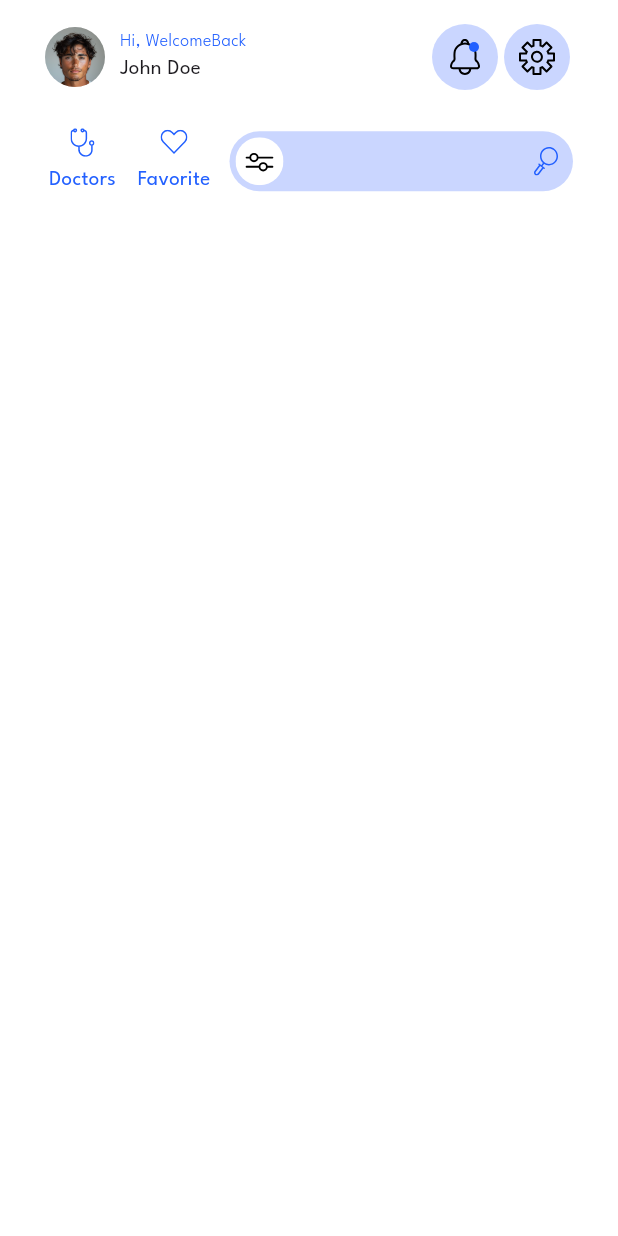
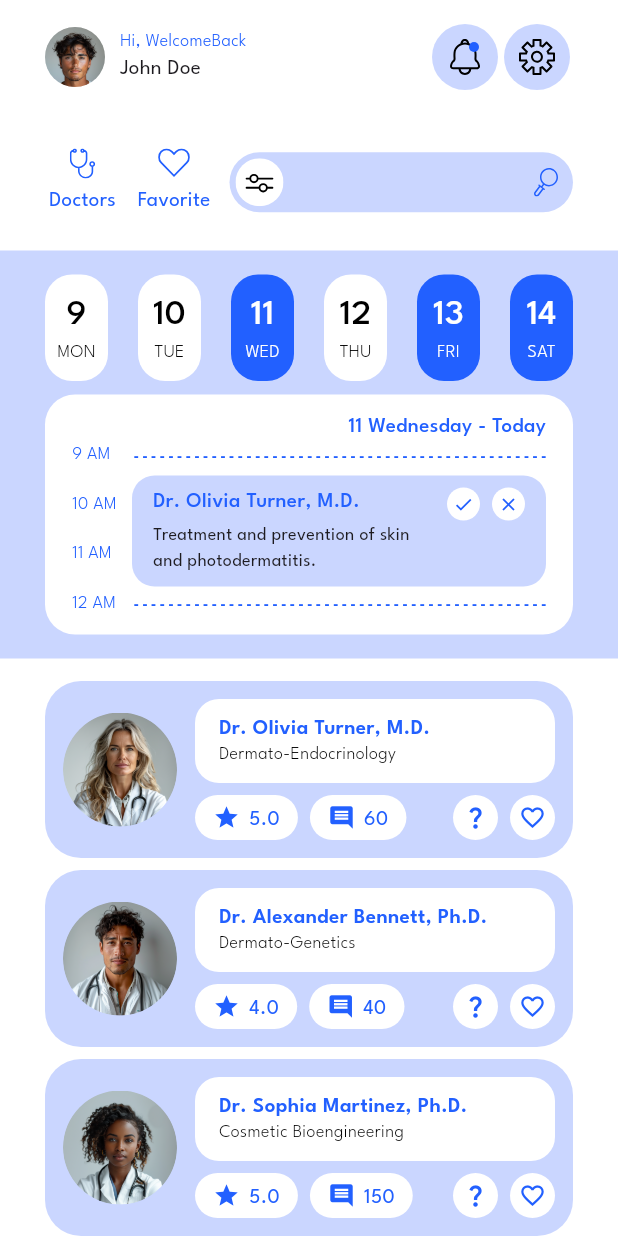
Before and after one commit to IvanLiakhDEV/flutter-markup, a Flutter app: the screen it shows after launch, on a phone screen of 412 x 824 dp. Run offline on Flutter 3.47's test engine with Material 3 defaults, Android fonts, the light colour scheme and no system bars; our stand-ins replace flutter_svg.

Commit message:
Створено та імплементовано віджет DoctorCard

```diff
--- a/lib/screens/home-screen.dart
+++ b/lib/screens/home-screen.dart
@@ -2,6 +2,8 @@ import 'package:flutter/material.dart';
 import 'package:flutter_markup/core/app-style.dart';
 import 'package:flutter_markup/widgets/app-iconbutton.dart';
 import 'package:flutter_markup/widgets/app-category-tile.dart';
+import 'package:flutter_markup/widgets/doctor_card.dart';
+import 'package:flutter_markup/widgets/shedule/app_schedule.dart';
 import 'package:flutter_markup/widgets/app_searchbar.dart';
 import 'package:flutter_svg/flutter_svg.dart';
 
@@ -13,22 +15,22 @@ class HomeScreen extends StatelessWidget {
     return Scaffold(
       body: SafeArea(
         child: SingleChildScrollView(
-          child: Padding(
-            padding: const EdgeInsets.symmetric(horizontal: 30, vertical: 14),
-            child: ConstrainedBox(
-              constraints: const BoxConstraints(maxWidth: 400),
           child: Column(
             crossAxisAlignment: CrossAxisAlignment.stretch,
-                mainAxisSize: MainAxisSize.min,
             children: [
-                  Row(
+              Padding(
+                padding: const EdgeInsets.symmetric(
+                  horizontal: 30,
+                  vertical: 14,
+                ),
+                child: Row(
                   children: [
                     CircleAvatar(
                       radius: 20,
                       backgroundImage: AssetImage('assets/images/avatar.png'),
                       backgroundColor: Colors.grey[200],
                     ),
-                      SizedBox(width: 10),
+                    const SizedBox(width: 10),
                     Column(
                       crossAxisAlignment: CrossAxisAlignment.start,
                       children: [
@@ -50,29 +52,73 @@ class HomeScreen extends StatelessWidget {
                     ),
                   ],
                 ),
-                  SizedBox(height: 23),
+              ),
 
-                  Row(
+              const SizedBox(height: 23),
+
+              Padding(
+                padding: const EdgeInsets.symmetric(horizontal: 30),
+                child: Row(
                   crossAxisAlignment: CrossAxisAlignment.center,
                   children: [
                     AppCategoryTile(
                       label: 'Doctors',
                       icon: 'assets/images/stethoscope.svg',
-                        onTap: () => {},
+                      onTap: () {},
                     ),
-                      SizedBox(width: 11),
+                    const SizedBox(width: 11),
                     AppCategoryTile(
                       label: 'Favorite',
                       icon: 'assets/images/heart.svg',
-                        onTap: () => {},
+                      onTap: () {},
                     ),
-                      SizedBox(width: 12),
-                      Expanded(child: AppSearchbar()),
+                    const SizedBox(width: 12),
+                    const Expanded(child: AppSearchbar()),
                   ],
+                ),
+              ),
+
+              const SizedBox(height: 23),
+              const AppSchedule(),
+              const SizedBox(height: 15),
+
+              Padding(
+                padding: const EdgeInsets.symmetric(horizontal: 30),
+                child: Column(
+                  spacing: 8,
+                  children: [
+                    const DoctorsCard(
+                      doctorsName: 'Dr. Olivia Turner, M.D.',
+                      specialty: 'Dermato-Endocrinology',
+                      img: 'doctor4',
+                      rating: 5,
+                      reviews: 60,
+                    ),
+                    const DoctorsCard(
+                      doctorsName: 'Dr. Alexander Bennett, Ph.D.',
+                      specialty: 'Dermato-Genetics',
+                      rating: 4,
+                      reviews: 40,
+                    ),
+                    const DoctorsCard(
+                      doctorsName: 'Dr. Sophia Martinez, Ph.D.',
+                      specialty: 'Cosmetic Bioengineering',
+                      rating: 5,
+                      reviews: 150,
+                      img: 'doctor2',
+                    ),
+                    const DoctorsCard(
+                      doctorsName: 'Dr. Michael Davidson, M.D.',
+                      specialty: 'Nano-Dermatology',
+                      rating: 4,
+                      reviews: 90,
+                      img: 'doctor3',
                     ),
                   ],
                 ),
               ),
+              SizedBox(height: 30),
+            ],
           ),
         ),
       ),
--- a/lib/widgets/app-category-tile.dart
+++ b/lib/widgets/app-category-tile.dart
@@ -18,17 +18,15 @@ class AppCategoryTile extends StatelessWidget {
     return InkWell(
       onTap: onTap,
       borderRadius: BorderRadius.circular(10),
-
       child: SizedBox(
         height: 45,
         width: 50,
-
         child: Column(
           mainAxisAlignment: MainAxisAlignment.spaceBetween,
           children: [
             SizedBox(
               height: 20,
-              child: SvgPicture.asset(icon, fit: BoxFit.contain),
+              child: SvgPicture.asset(icon, fit: BoxFit.contain, height: 20),
             ),
             Text(
               label,
--- /dev/null
+++ b/lib/widgets/app_circle_button.dart
@@ -0,0 +1,42 @@
+import 'package:flutter/material.dart';
+import 'package:flutter_markup/core/app-style.dart';
+
+class AppCircleButton extends StatelessWidget {
+  final IconData icon;
+  final String text;
+
+  const AppCircleButton({super.key, required this.icon, this.text = ''});
+
+  @override
+  Widget build(BuildContext context) {
+    return Container(
+      padding: EdgeInsets.symmetric(
+        horizontal: text.isNotEmpty ? 12 : 6,
+        vertical: 6,
+      ),
+      decoration: BoxDecoration(
+        color: Colors.white,
+        borderRadius: BorderRadius.circular(20),
+      ),
+      child: Row(
+        children: [
+          Icon(icon, size: 18, color: AppColors.textPrimary),
+          if (text.isNotEmpty) ...[
+            const SizedBox(width: 6),
+            Transform.translate(
+              offset: const Offset(0, 1.7),
+              child: Text(
+                text,
+                style: AppTextStyles.sm.copyWith(
+                  color: AppColors.textPrimary,
+                  fontWeight: FontWeight.w400,
+                  height: 1.0,
+                ),
+              ),
+            ),
+          ],
+        ],
+      ),
+    );
+  }
+}
--- /dev/null
+++ b/lib/widgets/doctor_card.dart
@@ -0,0 +1,107 @@
+import 'package:flutter/material.dart';
+import 'package:flutter_markup/core/app-style.dart';
+import 'package:flutter_markup/widgets/app_circle_button.dart';
+
+class DoctorsCard extends StatelessWidget {
+  final String img;
+  final String doctorsName;
+  final String specialty;
+  final double rating;
+  final bool isFavorite;
+  final int reviews;
+
+  const DoctorsCard({
+    super.key,
+    this.img = 'doctor1',
+    required this.doctorsName,
+    required this.specialty,
+    required this.rating,
+    required this.reviews,
+    this.isFavorite = false,
+  });
+
+  @override
+  Widget build(BuildContext context) {
+    return Container(
+      decoration: BoxDecoration(
+        color: AppColors.surfaceBackground,
+        borderRadius: BorderRadius.circular(24),
+      ),
+      padding: const EdgeInsets.all(12),
+      child: Row(
+        children: [
+          ClipRRect(
+            borderRadius: BorderRadius.circular(100),
+            child: Image.asset(
+              'assets/images/$img.png',
+              width: 76,
+              height: 76,
+              fit: BoxFit.cover,
+            ),
+          ),
+          const SizedBox(width: 12),
+          Expanded(
+            child: Column(
+              mainAxisSize: MainAxisSize.min,
+              children: [
+                Container(
+                  width: double.infinity,
+                  padding: const EdgeInsets.symmetric(
+                    horizontal: 16,
+                    vertical: 12,
+                  ),
+                  decoration: BoxDecoration(
+                    color: Colors.white,
+                    borderRadius: BorderRadius.circular(16),
+                  ),
+                  child: Column(
+                    crossAxisAlignment: CrossAxisAlignment.start,
+                    children: [
+                      Text(
+                        doctorsName,
+                        style: AppTextStyles.sm.copyWith(
+                          fontWeight: FontWeight.w600,
+                          color: AppColors.textPrimary,
+                          height: 1.1,
+                        ),
+                      ),
+                      const SizedBox(height: 4),
+                      Text(
+                        specialty,
+                        style: AppTextStyles.xsm.copyWith(
+                          color: Colors.black,
+                          height: 1.1,
+                        ),
+                      ),
+                    ],
+                  ),
+                ),
+
+                const SizedBox(height: 8),
+
+                Row(
+                  children: [
+                    AppCircleButton(icon: Icons.star, text: rating.toString()),
+                    const SizedBox(width: 8),
+                    AppCircleButton(
+                      icon: Icons.comment,
+                      text: reviews.toString(),
+                    ),
+                    const Spacer(),
+                    AppCircleButton(icon: Icons.question_mark),
+                    const SizedBox(width: 8),
+                    AppCircleButton(
+                      icon: isFavorite
+                          ? Icons.favorite
+                          : Icons.favorite_outline,
+                    ),
+                  ],
+                ),
+              ],
+            ),
+          ),
+        ],
+      ),
+    );
+  }
+}
```
Also changed, not shown: assets/images/doctor1.png (added), assets/images/doctor2.png (added), assets/images/doctor3.png (added), assets/images/doctor4.png (added). Lines whose indentation alone changed are shown as unchanged.
